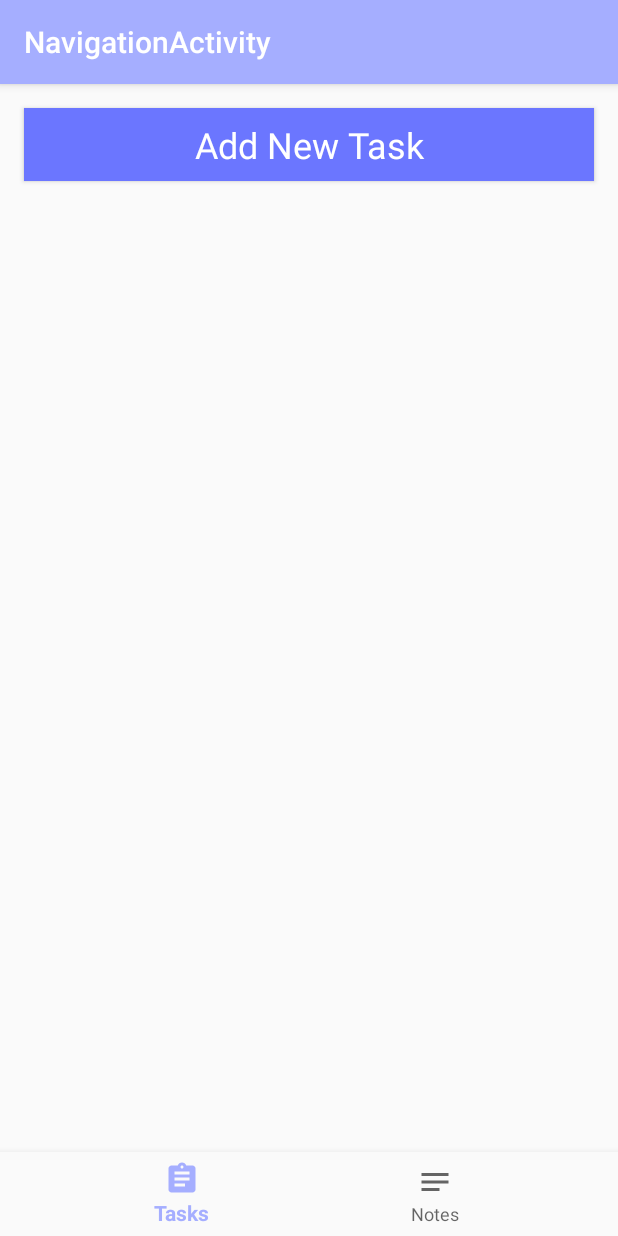
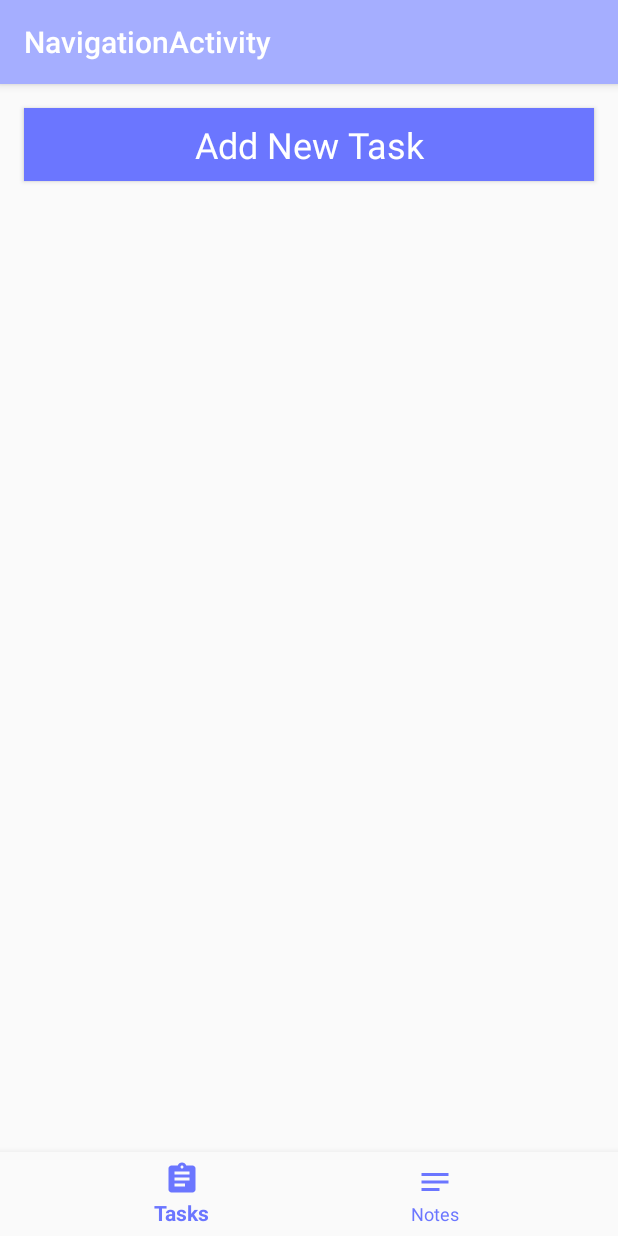
Before and after one commit to ProductivityCafe/UdemyCourseWalkthrough, an Android app: the screen it shows after launch (NavigationActivity), on a phone screen of 412 x 824 dp. Run offline under Robolectric (Android 15) with nearby library versions, the phone set to English and light mode, and no system bars; 3 statements that could not run were skipped.

Commit message:
fixed icon and text color in nav bar

```diff
--- a/app/src/main/res/layout/activity_navigation.xml
+++ b/app/src/main/res/layout/activity_navigation.xml
@@ -28,6 +28,8 @@
             app:layout_constraintBottom_toBottomOf="parent"
             app:layout_constraintLeft_toLeftOf="parent"
             app:layout_constraintRight_toRightOf="parent"
+            app:itemIconTint="@color/colorPrimaryDark"
+            app:itemTextColor="@color/colorPrimaryDark"
             app:menu="@menu/navigation"/>
 
 </androidx.constraintlayout.widget.ConstraintLayout>
--- a/app/src/main/res/menu/navigation.xml
+++ b/app/src/main/res/menu/navigation.xml
@@ -4,12 +4,10 @@
     <item
             android:id="@+id/navigation_tasks"
             android:icon="@drawable/ic_tasks"
-            android:iconTint="@color/colorPrimaryDark"
             android:title="@string/title_task"/>
 
     <item
             android:id="@+id/navigation_notes"
             android:icon="@drawable/ic_notes"
-            android:iconTint="@color/colorPrimaryDark"
             android:title="@string/title_note"/>
 </menu>
```
